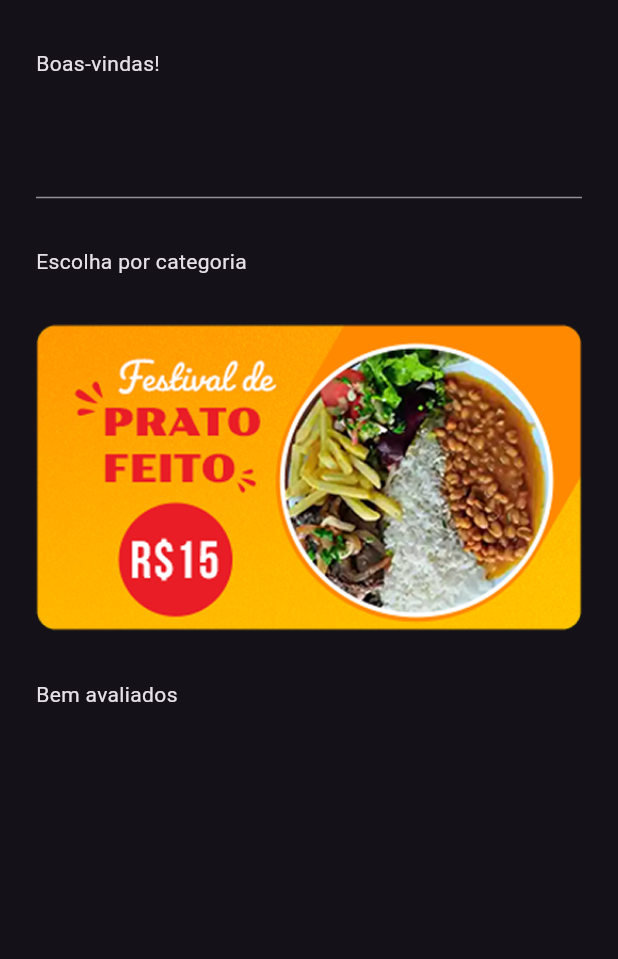
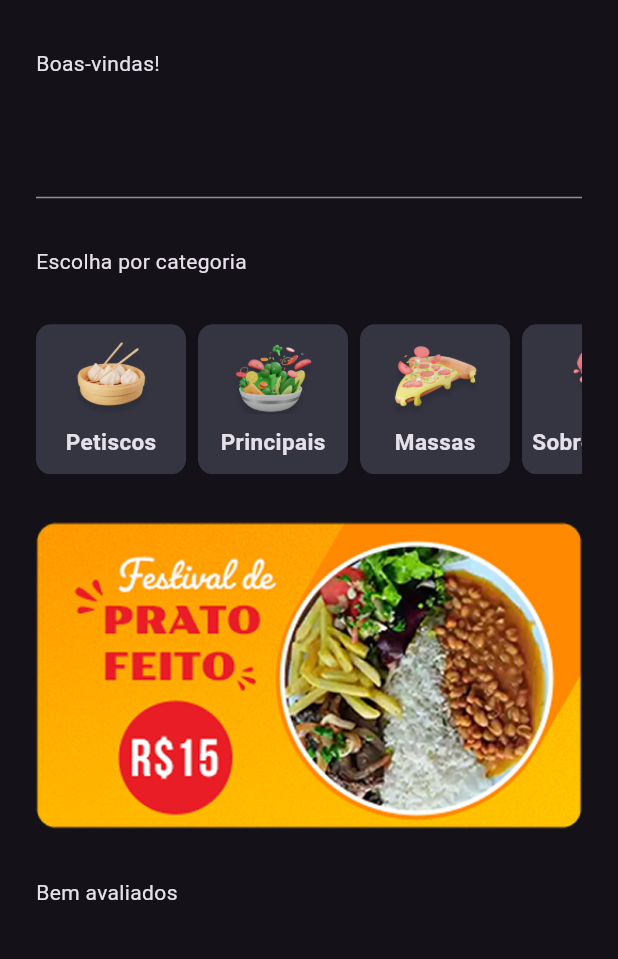
Before and after one commit to TarcizioDantas/ImersaoAluraMobile04-2025, a Flutter app: the HomeScreen screen opened directly, on a phone screen of 412 x 824 dp, the part 154-1113 px from its top. Run offline on Flutter 3.47's test engine with Material 3 defaults, Android fonts, the phone set to English and light mode, and no system bars.

Commit message:
Sem erros até aqui

```diff
--- /dev/null
+++ b/app_delivery_mobile/lib/data/categories_data.dart
@@ -0,0 +1,9 @@
+abstract class CategoriesData {
+  static List<String> listCategories = [
+    "Petiscos",
+    "Principais",
+    "Massas",
+    "Sobremesas",
+    "Bebidas",
+  ];
+}
--- a/app_delivery_mobile/lib/ui/_core/app_colors.dart
+++ b/app_delivery_mobile/lib/ui/_core/app_colors.dart
@@ -3,16 +3,5 @@ import 'package:flutter/material.dart';
 abstract class AppColors {
   static const Color backgroundColor = Color(0xFF202123);
   static const Color mainColor = Color(0xFFffa559);
-
-  /*static const Color primaryVariant = Color(0xFF3700B3);
-  static const Color secondary = Color(0xFF03DAC6);
-  static const Color secondaryVariant = Color(0xFF018786);
-  static const Color surface = Color(0xFFFFFFFF);
-  static const Color error = Color(0xFFB00020);
-  static const Color onPrimary = Color(0xFFFFFFFF);
-  static const Color onSecondary = Color(0xFF000000);
-  static const Color onBackground = Color(0xFF000000);
-  static const Color onSurface = Color(0xFF000000);
-  static const Color onError = Color(0xFFFFFFFF);
-*/
+  static const Color lightBackgroundColor = Color(0xFF343541);
 }
--- a/app_delivery_mobile/lib/ui/home/home_screen.dart
+++ b/app_delivery_mobile/lib/ui/home/home_screen.dart
@@ -1,3 +1,5 @@
+import 'package:app_delivery_mobile/data/categories_data.dart';
+import 'package:app_delivery_mobile/ui/home/widgets/category_widget.dart';
 import 'package:flutter/material.dart';
 
 class HomeScreen extends StatelessWidget {
@@ -23,6 +25,7 @@ class HomeScreen extends StatelessWidget {
             ),
            body: Padding(
              padding: const EdgeInsets.symmetric(horizontal: 24.0),
+             child: SingleChildScrollView(
                child: Column(
                 crossAxisAlignment: CrossAxisAlignment.start,
                 spacing: 32,
@@ -33,9 +36,19 @@ class HomeScreen extends StatelessWidget {
                   Text("Boas-vindas!"),
                   TextFormField(),
                   Text("Escolha por categoria"),
+                  SingleChildScrollView(
+                    scrollDirection: Axis.horizontal,
+                    child: Row(
+                      spacing: 8,
+                      children: List.generate(CategoriesData.listCategories.length, (index ,){
+                      return CategoryWidget(category: CategoriesData.listCategories[index],);
+                    }),),
+                  ),
                   Image.asset('assets/banners/banner_promo.png'),
                   Text("Bem avaliados"),
+                  SizedBox(height: 64.0),
                  ],
+               ),
              ),
            ),
        );
--- /dev/null
+++ b/app_delivery_mobile/lib/ui/home/widgets/category_widget.dart
@@ -0,0 +1,46 @@
+import 'package:app_delivery_mobile/ui/_core/app_colors.dart';
+import 'package:flutter/material.dart';
+
+class CategoryWidget extends StatelessWidget {
+  final String category;
+  const CategoryWidget({ super.key, required this.category });
+
+   @override
+   Widget build(BuildContext context) {
+       return Container(
+            width: 100,
+            height: 100,
+            decoration: BoxDecoration(
+              color: AppColors.lightBackgroundColor,
+              borderRadius: BorderRadius.circular(10),
+              boxShadow: const [
+                BoxShadow(
+                  color: Colors.black12,
+                  blurRadius: 5,
+                  offset: Offset(0, 2),
+                ),
+              ],
+            ),
+            child: Column(
+              mainAxisSize: MainAxisSize.min,
+              mainAxisAlignment: MainAxisAlignment.center,
+              crossAxisAlignment: CrossAxisAlignment.center,
+              // Align the text to the center
+              children: [
+                Image.asset(
+                  'assets/categories/${category.toLowerCase()}.png',
+                  height: 48,
+                ),
+                const SizedBox(height: 8),
+                Text(
+                  category,
+                  style: const TextStyle(
+                    fontSize: 15,
+                    fontWeight: FontWeight.bold,
+                  ),
+                ),
+              ],
+            ),
+           );
+  }
+}
```
Lines whose indentation alone changed are shown as unchanged.
